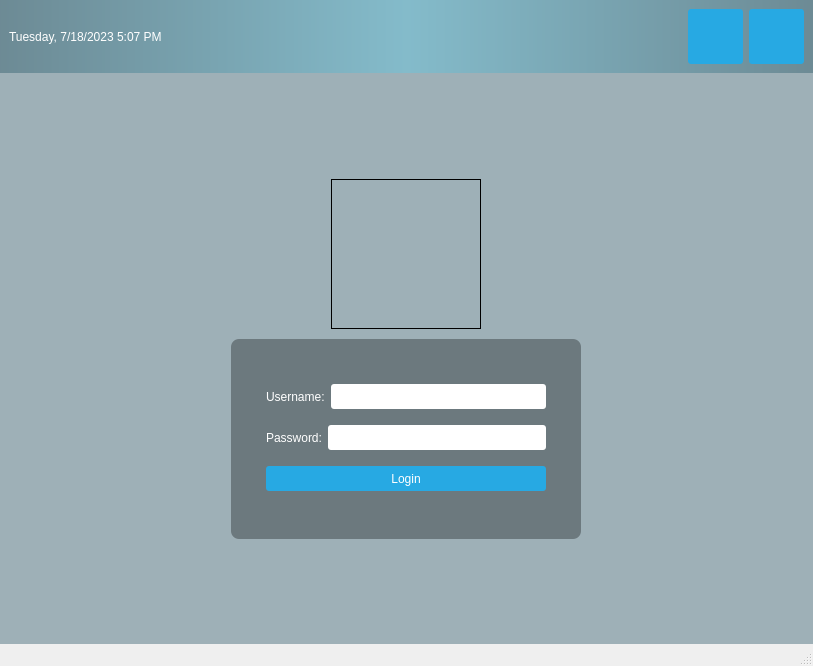
Qt form pyChat_loginScreen_GUI.ui (hdnate08/pyChatClient) before a commit.
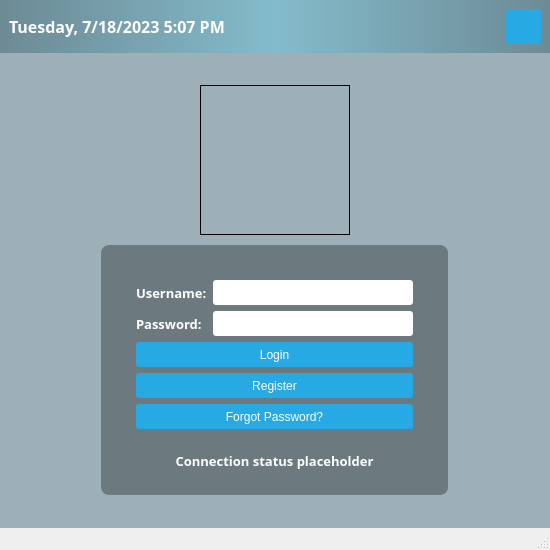
The same form after that commit. Icons and pictures are not drawn.

Commit message: Working on client to server connection. Can't get client to connect just yet and not sure if its a client issue or server issue. Currently have this error: OSError: [WinError 10049] The requested address is not valid in its context.

```diff
--- a/pyChat_loginScreen_GUI.ui
+++ b/pyChat_loginScreen_GUI.ui
@@ -6,8 +6,8 @@
    <rect>
     <x>0</x>
     <y>0</y>
-    <width>813</width>
-    <height>666</height>
+    <width>550</width>
+    <height>550</height>
    </rect>
   </property>
   <property name="windowTitle">
@@ -70,6 +70,14 @@
       <layout class="QHBoxLayout" name="horizontalLayout">
        <item>
         <widget class="QLabel" name="currentDateTime_label">
+         <property name="font">
+          <font>
+           <family>Berlin Sans FB Demi</family>
+           <pointsize>12</pointsize>
+           <weight>75</weight>
+           <bold>true</bold>
+          </font>
+         </property>
          <property name="text">
           <string>Tuesday, 7/18/2023 5:07 PM</string>
          </property>
@@ -98,37 +106,8 @@
          </property>
          <property name="minimumSize">
           <size>
-           <width>55</width>
-           <height>55</height>
-          </size>
-         </property>
-         <property name="text">
-          <string/>
-         </property>
-         <property name="icon">
-          <iconset resource="resources.qrc">
-           <normaloff>:/icons/resources/icons/rotate.png</normaloff>:/icons/resources/icons/rotate.png</iconset>
-         </property>
-         <property name="iconSize">
-          <size>
-           <width>45</width>
-           <height>45</height>
-          </size>
-         </property>
-        </widget>
-       </item>
-       <item>
-        <widget class="QPushButton" name="pushButton_3">
-         <property name="sizePolicy">
-          <sizepolicy hsizetype="Fixed" vsizetype="Fixed">
-           <horstretch>0</horstretch>
-           <verstretch>0</verstretch>
-          </sizepolicy>
-         </property>
-         <property name="minimumSize">
-          <size>
-           <width>55</width>
-           <height>55</height>
+           <width>35</width>
+           <height>35</height>
           </size>
          </property>
          <property name="text">
@@ -140,8 +119,8 @@
          </property>
          <property name="iconSize">
           <size>
-           <width>45</width>
-           <height>45</height>
+           <width>20</width>
+           <height>20</height>
           </size>
          </property>
         </widget>
@@ -247,8 +226,14 @@
         </property>
         <property name="minimumSize">
          <size>
-          <width>350</width>
-          <height>200</height>
+          <width>300</width>
+          <height>250</height>
+         </size>
+        </property>
+        <property name="maximumSize">
+         <size>
+          <width>16777215</width>
+          <height>16777215</height>
          </size>
         </property>
         <property name="styleSheet">
@@ -265,7 +250,7 @@
           <number>35</number>
          </property>
          <property name="bottomMargin">
-          <number>35</number>
+          <number>25</number>
          </property>
          <item>
           <layout class="QHBoxLayout" name="horizontalLayout_6">
@@ -277,6 +262,14 @@
                <height>25</height>
               </size>
              </property>
+             <property name="font">
+              <font>
+               <family>Berlin Sans FB Demi</family>
+               <pointsize>10</pointsize>
+               <weight>75</weight>
+               <bold>true</bold>
+              </font>
+             </property>
              <property name="text">
               <string>Username:</string>
              </property>
@@ -284,9 +277,15 @@
            </item>
            <item>
             <widget class="QLineEdit" name="username_lineEdit">
+             <property name="sizePolicy">
+              <sizepolicy hsizetype="Fixed" vsizetype="Fixed">
+               <horstretch>0</horstretch>
+               <verstretch>0</verstretch>
+              </sizepolicy>
+             </property>
              <property name="minimumSize">
               <size>
-               <width>0</width>
+               <width>200</width>
                <height>25</height>
               </size>
              </property>
@@ -304,6 +303,14 @@
                <height>25</height>
               </size>
              </property>
+             <property name="font">
+              <font>
+               <family>Berlin Sans FB Demi</family>
+               <pointsize>10</pointsize>
+               <weight>75</weight>
+               <bold>true</bold>
+              </font>
+             </property>
              <property name="text">
               <string>Password:</string>
              </property>
@@ -311,12 +318,32 @@
            </item>
            <item>
             <widget class="QLineEdit" name="password_lineEdit">
+             <property name="sizePolicy">
+              <sizepolicy hsizetype="Fixed" vsizetype="Fixed">
+               <horstretch>0</horstretch>
+               <verstretch>0</verstretch>
+              </sizepolicy>
+             </property>
              <property name="minimumSize">
               <size>
-               <width>0</width>
+               <width>200</width>
                <height>25</height>
               </size>
              </property>
+             <property name="font">
+              <font>
+               <strikeout>false</strikeout>
+              </font>
+             </property>
+             <property name="inputMethodHints">
+              <set>Qt::ImhHiddenText|Qt::ImhNoAutoUppercase|Qt::ImhNoPredictiveText|Qt::ImhSensitiveData</set>
+             </property>
+             <property name="echoMode">
+              <enum>QLineEdit::Password</enum>
+             </property>
+             <property name="cursorPosition">
+              <number>0</number>
+             </property>
             </widget>
            </item>
           </layout>
@@ -334,6 +361,63 @@
            </property>
           </widget>
          </item>
+         <item>
+          <widget class="QPushButton" name="registerButton">
+           <property name="minimumSize">
+            <size>
+             <width>0</width>
+             <height>25</height>
+            </size>
+           </property>
+           <property name="text">
+            <string>Register</string>
+           </property>
+          </widget>
+         </item>
+         <item>
+          <widget class="QPushButton" name="forgotPasswordButton">
+           <property name="minimumSize">
+            <size>
+             <width>0</width>
+             <height>25</height>
+            </size>
+           </property>
+           <property name="text">
+            <string>Forgot Password?</string>
+           </property>
+          </widget>
+         </item>
+         <item>
+          <spacer name="verticalSpacer_2">
+           <property name="orientation">
+            <enum>Qt::Vertical</enum>
+           </property>
+           <property name="sizeHint" stdset="0">
+            <size>
+             <width>20</width>
+             <height>5</height>
+            </size>
+           </property>
+          </spacer>
+         </item>
+         <item>
+          <widget class="QLabel" name="connectionStatusLabel">
+           <property name="font">
+            <font>
+             <family>Berlin Sans FB Demi</family>
+             <pointsize>10</pointsize>
+             <weight>75</weight>
+             <bold>true</bold>
+            </font>
+           </property>
+           <property name="text">
+            <string>Connection status placeholder</string>
+           </property>
+           <property name="alignment">
+            <set>Qt::AlignCenter</set>
+           </property>
+          </widget>
+         </item>
         </layout>
        </widget>
       </item>
```
Left out of the diff: 4 changed lines with no effect on the pictures. The commit also changes 3 other files.
